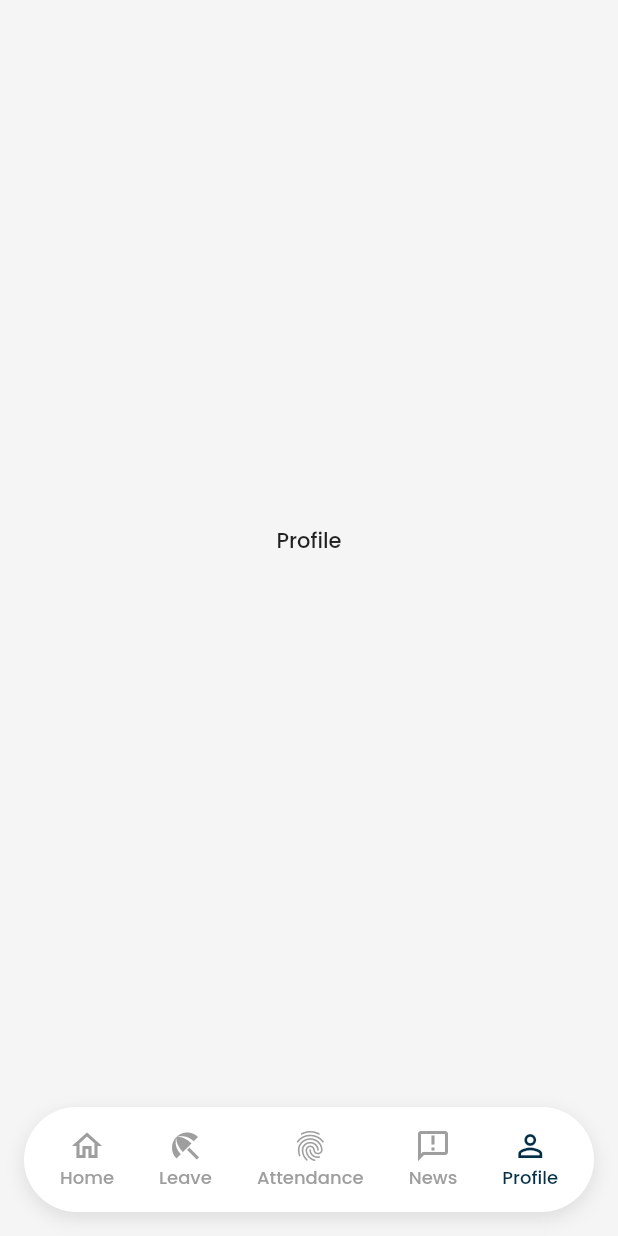
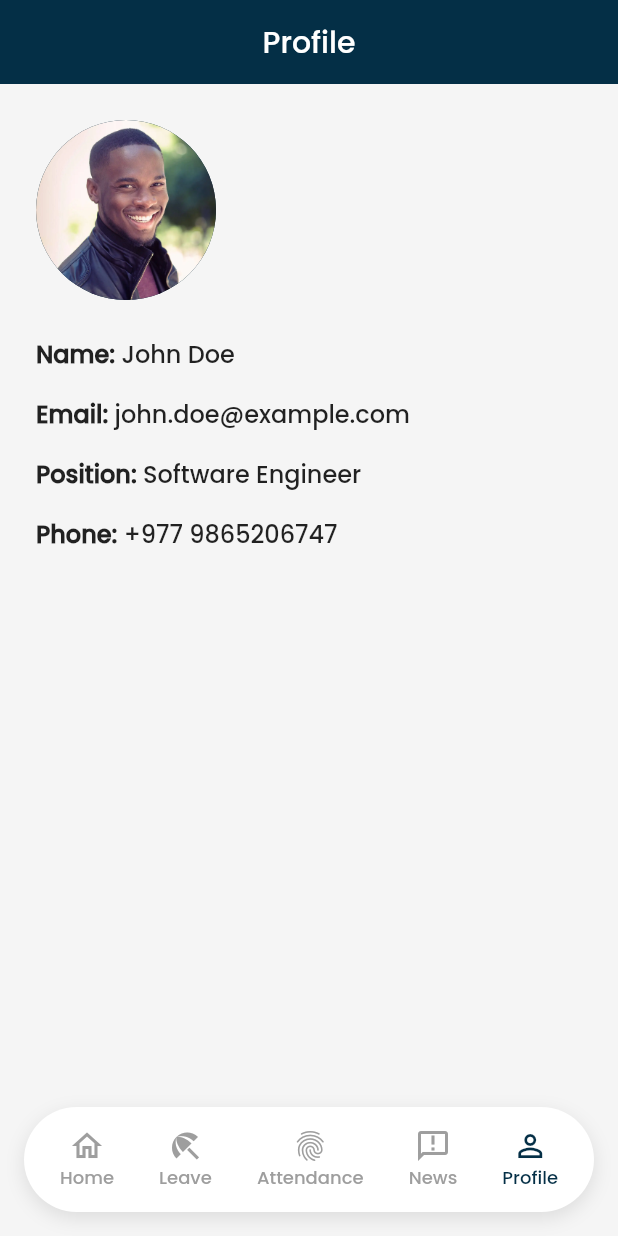
Before and after one commit to abhidhakal/Hready-MobileApp, a Flutter app: the DashboardEmployee screen opened directly, item 5 of the bottom bar chosen, on a phone screen of 412 x 824 dp. Run offline on Flutter 3.47's test engine with Material 3 defaults, Android fonts, the phone set to English and light mode, and no system bars; our stand-ins replace lottie.

Commit message:
added pages for employee dashboard

```diff
--- a/lib/view/dashboard_employee.dart
+++ b/lib/view/dashboard_employee.dart
@@ -1,4 +1,8 @@
 import 'package:flutter/material.dart';
+import 'package:hready/view/pages/employee_announcements.dart';
+import 'package:hready/view/pages/employee_attendance.dart';
+import 'package:hready/view/pages/employee_leave.dart';
+import 'package:hready/view/pages/employee_profile.dart';
 import 'pages/employee_home.dart';
 
 class DashboardEmployee extends StatefulWidget {
@@ -13,10 +17,10 @@ class _DashboardEmployeeState extends State<DashboardEmployee> {
 
   final List<Widget> _pages = [
     const EmployeeHome(),
-    const Center(child: Text("Apply Leave")),
-    const Center(child: Text("Attendance")),
-    const Center(child: Text("Announcements")),
-    const Center(child: Text("Profile")),
+    const EmployeeLeave(),
+    const EmployeeAttendance(),
+    const EmployeeAnnouncements(),
+    const EmployeeProfile(),
   ];
 
   void _onItemTapped(int index) {
--- a/lib/view/login.dart
+++ b/lib/view/login.dart
@@ -27,7 +27,7 @@ class _LoginState extends State<Login> {
             child: Column(
               mainAxisAlignment: MainAxisAlignment.center,
               children: [
-                Image.asset('assets/images/light.png', height: 100),
+                Image.asset('assets/images/light.webp', height: 100),
                 const SizedBox(height: 24),
                 const Text(
                   "Welcome to HReady!",
--- /dev/null
+++ b/lib/view/pages/employee_profile.dart
@@ -0,0 +1,63 @@
+import 'package:flutter/material.dart';
+
+class EmployeeProfile extends StatelessWidget {
+  const EmployeeProfile({super.key});
+
+  @override
+  Widget build(BuildContext context) {
+    final userData = {
+      'Name': 'John Doe',
+      'Email': 'john.doe@example.com',
+      'Position': 'Software Engineer',
+      'Phone': '+977 9865206747',
+    };
+
+    return Scaffold(
+      appBar: AppBar(
+        title: const Text('Profile'),
+        backgroundColor: const Color(0xFF042F46),
+      ),
+      body: Padding(
+        padding: const EdgeInsets.all(24),
+        child: Column(
+          crossAxisAlignment: CrossAxisAlignment.start, // align all left
+          children: [
+            // Profile picture stuck to left
+            Align(
+              alignment: Alignment.centerLeft,
+              child: CircleAvatar(
+                radius: 60,
+                backgroundImage: AssetImage('assets/images/profile.webp'),
+              ),
+            ),
+            const SizedBox(height: 24),
+            // User details listed below, aligned left
+            ...userData.entries.map((entry) {
+              return Padding(
+                padding: const EdgeInsets.only(bottom: 16),
+                child: Row(
+                  crossAxisAlignment: CrossAxisAlignment.start,
+                  children: [
+                    Text(
+                      '${entry.key}: ',
+                      style: const TextStyle(
+                        fontWeight: FontWeight.bold,
+                        fontSize: 16,
+                      ),
+                    ),
+                    Expanded(
+                      child: Text(
+                        entry.value,
+                        style: const TextStyle(fontSize: 16),
+                      ),
+                    ),
+                  ],
+                ),
+              );
+            }).toList(),
+          ],
+        ),
+      ),
+    );
+  }
+}
--- a/lib/view/splash_screen.dart
+++ b/lib/view/splash_screen.dart
@@ -60,7 +60,7 @@ class _SplashScreenState extends State<SplashScreen> with WidgetsBindingObserver
         child: Column(
           mainAxisAlignment: MainAxisAlignment.center,
           children: [
-            Image.asset('assets/images/light.png', height: 250),
+            Image.asset('assets/images/light.webp', height: 250),
             const SizedBox(height: 16),
             Lottie.asset(
               'assets/animations/loading.json',
```
Also changed, not shown: lib/view/pages/employee_announcements.dart (added, +33 -0 lines), lib/view/pages/employee_attendance.dart (added, +39 -0 lines), lib/view/pages/employee_leave.dart (added, +61 -0 lines), assets/images/light.webp (added), assets/images/profile.webp (added).
